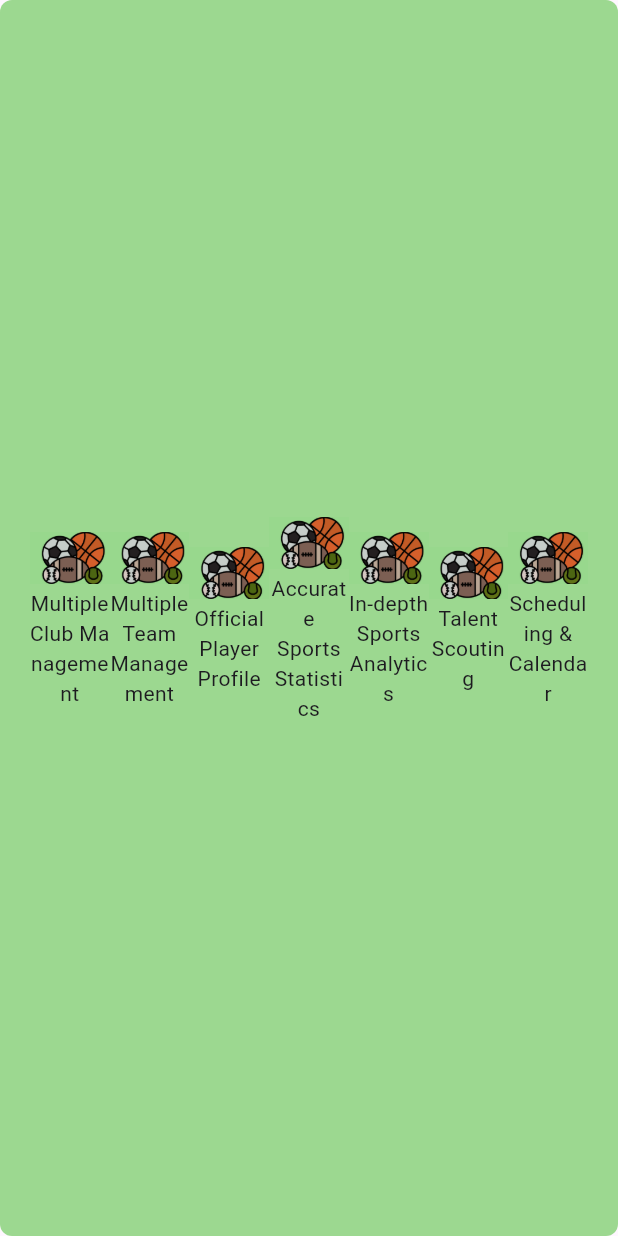
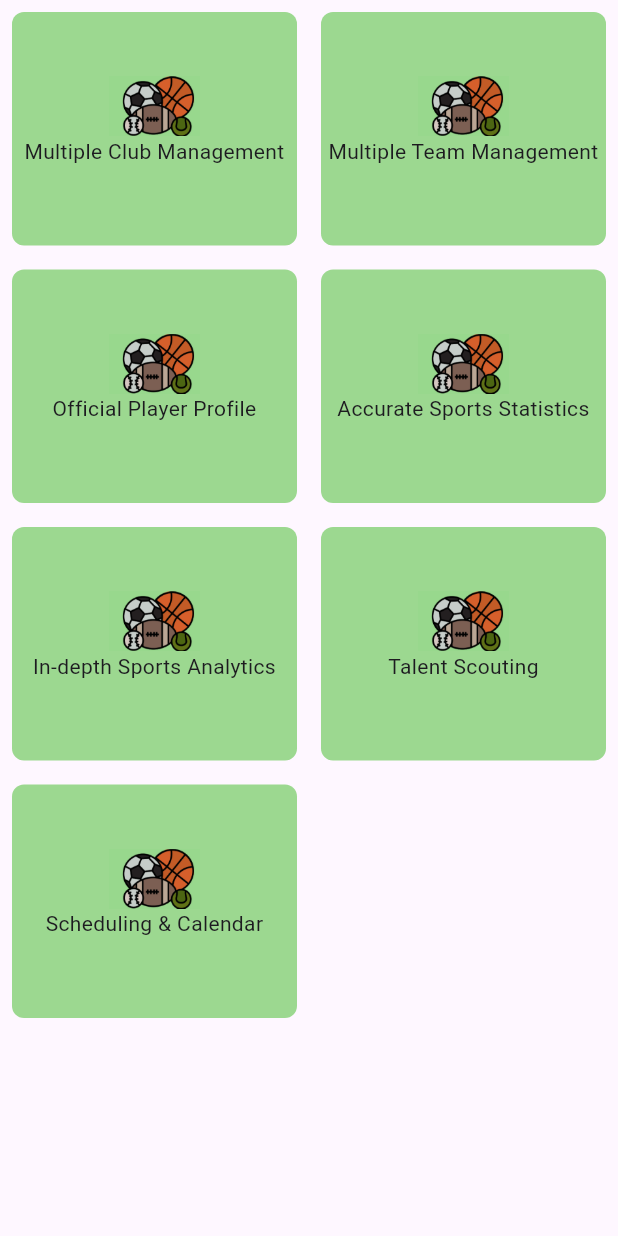
Before and after one commit to tanvirulislam/clubs, a Flutter app: the FeaturesCard widget shown alone on an empty page, opened directly, on a phone screen of 412 x 824 dp. Run offline on Flutter 3.47's test engine with Material 3 defaults, Android fonts, the phone set to English and light mode, and no system bars; our stand-ins replace cached_network_image, carousel_slider, country_code_picker, dropdown_search, file_picker, flutter_colorpicker and 2 more; network calls fail.

Commit message:
complete subscription mobile UI

```diff
--- a/lib/clubs/view/common.components/subscription/features.card.dart
+++ b/lib/clubs/view/common.components/subscription/features.card.dart
@@ -1,3 +1,5 @@
+import 'package:club/clubs/context.dart';
+import 'package:club/clubs/ui.const.dart' show height10;
 import 'package:flutter/material.dart';
 
 class FeaturesCard extends StatelessWidget {
@@ -5,15 +7,6 @@ class FeaturesCard extends StatelessWidget {
 
   @override
   Widget build(BuildContext context) {
-    return Container(
-      padding: EdgeInsets.symmetric(horizontal: 20, vertical: 15),
-      decoration: BoxDecoration(
-        color: Color(0xff3BBA21).withOpacity(0.5),
-        borderRadius: BorderRadius.circular(8),
-      ),
-      child: Row(
-        children: [
-          ...List.generate(7, (index) {
     final featureCardTitles = [
       'Multiple Club Management',
       'Multiple Team Management',
@@ -23,18 +16,64 @@ class FeaturesCard extends StatelessWidget {
       'Talent Scouting',
       'Scheduling & Calendar',
     ];
+    return !context.isMobileWidth
+        ? Container(
+            padding: EdgeInsets.symmetric(horizontal: 20, vertical: 15),
+            decoration: BoxDecoration(
+              color: Color(0xff3BBA21).withOpacity(0.5),
+              borderRadius: BorderRadius.circular(8),
+            ),
+            child: Row(
+              children: [
+                ...List.generate(7, (index) {
                   return Expanded(
                     child: Column(
                       mainAxisAlignment: MainAxisAlignment.center,
                       children: [
                         Image.asset('assets/sports.png', height: 40),
-                  Text(featureCardTitles[index], textAlign: TextAlign.center),
+                        Text(
+                          featureCardTitles[index],
+                          textAlign: TextAlign.center,
+                        ),
                       ],
                     ),
                   );
                 }),
               ],
             ),
+          )
+        : Column(
+            children: [
+              GridView.builder(
+                physics: const NeverScrollableScrollPhysics(),
+                shrinkWrap: true,
+                gridDelegate: const SliverGridDelegateWithFixedCrossAxisCount(
+                  crossAxisCount: 2,
+                  childAspectRatio: 1.2,
+                ),
+                itemCount: featureCardTitles.length,
+                itemBuilder: (BuildContext context, int index) {
+                  return Container(
+                    margin: EdgeInsets.all(8),
+                    decoration: BoxDecoration(
+                      color: Color(0xff3BBA21).withOpacity(0.5),
+                      borderRadius: BorderRadius.circular(8),
+                    ),
+                    child: Column(
+                      mainAxisAlignment: MainAxisAlignment.center,
+                      children: [
+                        Image.asset('assets/sports.png', height: 40),
+                        Text(
+                          featureCardTitles[index],
+                          textAlign: TextAlign.center,
+                        ),
+                        height10,
+                      ],
+                    ),
+                  );
+                },
+              ),
+            ],
           );
   }
 }
```
Also changed, not shown: lib/clubs/view/common.components/subscription/payment.card.dart (+6 -1 lines), lib/clubs/view/common.components/subscription/terms.conditions.dart (+6 -4 lines), lib/clubs/view/mobile/subscription/club.subscription.mobile.dart (+90 -2 lines). Lines whose indentation alone changed are shown as unchanged.
